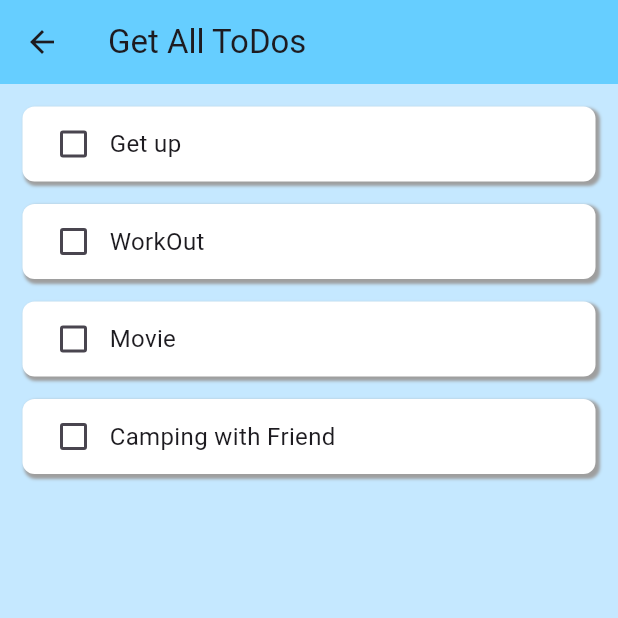
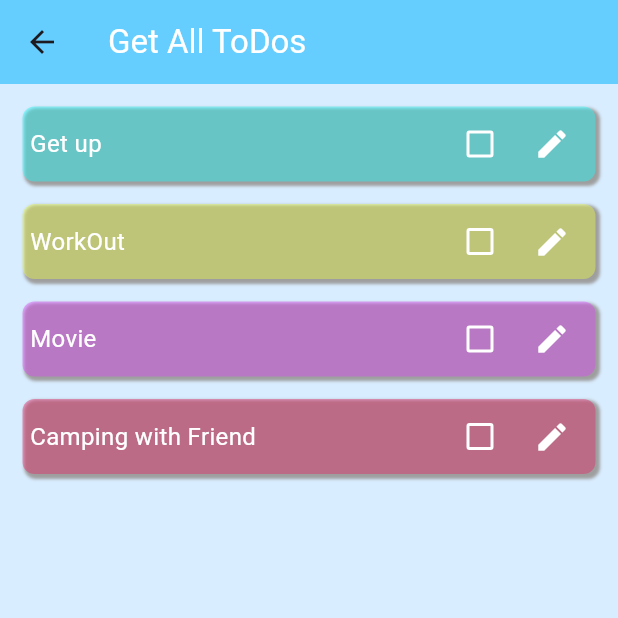
Before and after one commit to Virakyuth-PK/todos_dummyjson, a Flutter app: the screen it shows after launch, after a tap on "Get all TODOs", on a phone screen of 412 x 824 dp, the top half of it. Run offline on Flutter 3.47's test engine with Material 3 defaults, Android fonts, the phone set to English and light mode, and no system bars; our stand-ins replace flutter_svg; network calls fail.

Commit message:
Detail todo

```diff
--- a/lib/get_all.dart
+++ b/lib/get_all.dart
@@ -1,4 +1,5 @@
 import 'package:flutter/material.dart';
+import 'package:todo_dummy/screen_detail.dart';
 import 'package:todo_dummy/todo_task.dart';
 
 class GetAll extends StatefulWidget {
@@ -13,20 +14,32 @@ class _GetAllState extends State<GetAll> {
   bool isWorkout = false;
   bool isMovie = false;
   bool isCamping = false;
+  void detailScreen() {
+    showModalBottomSheet(
+      context: context,
+      builder: (context) => ScreenDetail(),
+    );
+  }
+
   @override
   Widget build(BuildContext context) {
     return Scaffold(
         appBar: AppBar(
-          title: Text("Get All ToDos"),
+          title: Text(
+            "Get All ToDos",
+            style: TextStyle(color: Colors.white),
+          ),
           backgroundColor: Colors.lightBlueAccent.withOpacity(0.8),
         ),
         body: Container(
           padding: EdgeInsets.all(15),
-          color: Colors.lightBlueAccent.withOpacity(0.3),
+          color: Colors.lightBlueAccent.withOpacity(0.2),
           child: Column(
             children: [
               TodoTask(
                 value: isGetUp,
+                color: Colors.cyanAccent,
+                onPressed: detailScreen,
                 onChanged: (bool? value) {
                   setState(() {
                     isGetUp = value ?? false;
@@ -38,7 +51,9 @@ class _GetAllState extends State<GetAll> {
               ),
               TodoTask(
                 todo: "WorkOut",
+                onPressed: detailScreen,
                 value: isWorkout,
+                color: Colors.limeAccent,
                 onChanged: (bool? value) {
                   setState(() {
                     isWorkout = value ?? false;
@@ -51,6 +66,7 @@ class _GetAllState extends State<GetAll> {
               TodoTask(
                 todo: "Movie",
                 value: isMovie,
+                color: Colors.purpleAccent,
                 onChanged: (bool? value) {
                   setState(() {
                     isMovie = value ?? false;
@@ -61,8 +77,9 @@ class _GetAllState extends State<GetAll> {
                 height: 15,
               ),
               TodoTask(
-                todo: "Camping with Friend",
+                todo: "Camping with Friend ",
                 value: isCamping,
+                color: Colors.pink,
                 onChanged: (bool? value) {
                   setState(() {
                     isCamping = value ?? false;
--- a/lib/initail_design.dart
+++ b/lib/initail_design.dart
@@ -1,4 +1,5 @@
 import 'package:flutter/material.dart';
+import 'package:todo_dummy/add_edit.dart';
 import 'package:todo_dummy/card_widget.dart';
 import 'package:todo_dummy/get_all.dart';
 
@@ -14,9 +15,7 @@ class _ToDoListState extends State<ToDoList> {
   Widget build(BuildContext context) {
     return Scaffold(
       appBar: AppBar(
-        title: const Text(
-          "To Do List",
-        ),
+        title: const Text("To Do List", style: TextStyle(color: Colors.white)),
         backgroundColor: Colors.blue,
       ),
       body: Container(
@@ -82,6 +81,12 @@ class _ToDoListState extends State<ToDoList> {
                   ),
                   Expanded(
                       child: CardWidget(
+                    onPressed: () {
+                      showModalBottomSheet(
+                        context: context,
+                        builder: (context) => AddEdit(),
+                      );
+                    },
                     svg:
                         'https://pic.onlinewebfonts.com/thumbnails/icons_548160.svg',
                     title: "Add a ToDos",
@@ -93,11 +98,17 @@ class _ToDoListState extends State<ToDoList> {
             const SizedBox(
               height: 15,
             ),
-            const Expanded(
+            Expanded(
               child: Row(
                 children: [
                   Expanded(
                       child: CardWidget(
+                          onPressed: () {
+                            Navigator.push(
+                                context,
+                                MaterialPageRoute(
+                                    builder: (context) => GetAll()));
+                          },
                           svg:
                               'https://pic.onlinewebfonts.com/thumbnails/icons_215928.svg',
                           title: "Update a ToDos",
--- a/lib/todo_task.dart
+++ b/lib/todo_task.dart
@@ -1,42 +1,64 @@
 import 'package:flutter/material.dart';
+import 'package:todo_dummy/add_edit.dart';
 
 class TodoTask extends StatelessWidget {
   //final int? id;
   final String? todo;
   final void Function(bool?)? onChanged;
   final bool? value;
-  final Colors? color;
+  final Color color;
+  final void Function()? onPressed;
   TodoTask({
     super.key,
     this.todo,
     this.value,
     this.onChanged,
-    this.color,
+    this.color = Colors.white,
+    this.onPressed,
   });
 
   @override
   Widget build(BuildContext context) {
-    return Container(
-      padding: EdgeInsets.all(10),
+    return GestureDetector(
+      onTap: onPressed,
+      child: Container(
+        padding: EdgeInsets.all(5),
         width: double.infinity,
         height: 50,
         child: Row(
+          mainAxisAlignment: MainAxisAlignment.spaceBetween,
+          children: [
+            Text(
+              todo ?? "Get up",
+              style: TextStyle(fontSize: 16, color: Colors.white),
+            ),
+            Row(
               children: [
                 Checkbox(
                   tristate: true,
                   value: value,
                   onChanged: onChanged,
-            checkColor: Colors.black,
-            activeColor: Colors.white,
+                  checkColor: (Colors.white),
+                  activeColor: color.withOpacity(0.4),
+                  side: BorderSide(width: 2, color: Colors.white),
                 ),
-          Text(
-            todo ?? "Get up",
-            style: TextStyle(fontSize: 16),
+                //
+                IconButton(
+                  color: Colors.white,
+                  icon: Icon(Icons.edit),
+                  onPressed: () {
+                    showModalBottomSheet(
+                      context: context,
+                      builder: (context) => AddEdit(),
+                    );
+                  },
+                ),
+              ],
             ),
           ],
         ),
         decoration: BoxDecoration(
-          color: (Colors.white),
+            color: color.withOpacity(0.4),
             boxShadow: const [
               BoxShadow(
                   color: Colors.grey,
@@ -45,6 +67,7 @@ class TodoTask extends StatelessWidget {
                   offset: Offset(2, 2))
             ],
             borderRadius: BorderRadius.circular(8)),
+      ),
     );
   }
 }
```
Also changed, not shown: lib/add_edit.dart (added, +59 -0 lines), lib/detail.dart (added, +25 -0 lines), lib/screen_detail.dart (added, +58 -0 lines). Lines whose indentation alone changed are shown as unchanged.
